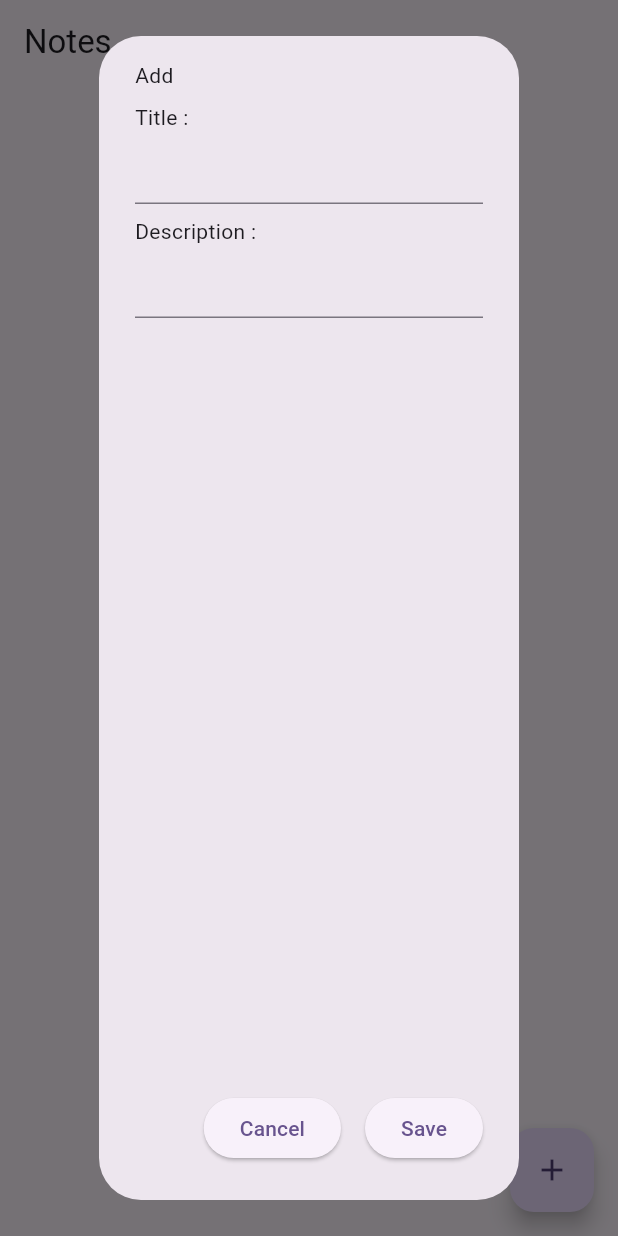
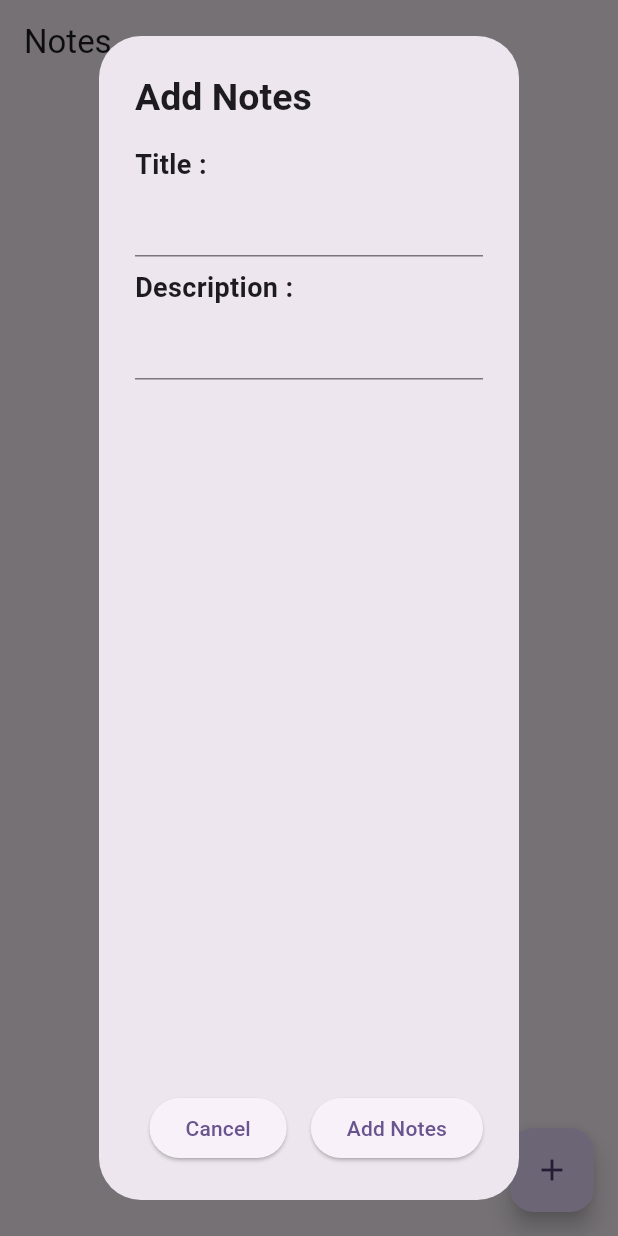
Before and after one commit to kristfer/Notes_FIREBASE_PAB, a Flutter app: the screen it shows after launch, after a tap on the "add" icon, on a phone screen of 412 x 824 dp. Run offline on Flutter 3.47's test engine with Material 3 defaults, Android fonts, the phone set to English and light mode, and no system bars; our stand-ins replace cloud_firestore, firebase_core; accounts and stored records are empty.

Commit message:
03/05/2024 Update

```diff
--- /dev/null
+++ b/lib/widgets/note_dialog.dart
@@ -0,0 +1,94 @@
+import 'package:flutter/cupertino.dart';
+import 'package:flutter/foundation.dart';
+import 'package:flutter/material.dart';
+import 'package:flutter/widgets.dart';
+import 'package:notes/services/note_service.dart';
+
+class NoteDialog extends StatelessWidget {
+  final Map<String, dynamic>? note; //? = bisa null
+  final TextEditingController _titleController = TextEditingController();
+  final TextEditingController _descriptionController = TextEditingController();
+
+  NoteDialog({super.key, this.note}) {
+    //bisa bersifat null
+    if (note != null) {
+      _titleController.text = note!['Title'];
+      _descriptionController.text = note!['Description'];
+    }
+  }
+
+  @override
+  Widget build(BuildContext context) {
+    return AlertDialog(
+      title: Text(
+        note == null ? 'Add Notes' : 'Update Notes',
+        style: TextStyle(
+          fontWeight: FontWeight.bold,
+          fontSize: 25, // Sesuaikan dengan ukuran yang Anda inginkan
+        ),
+      ),
+      content: Column(
+        crossAxisAlignment: CrossAxisAlignment.start,
+        children: [
+          const Text(
+            'Title : ',
+            style: TextStyle(
+              fontWeight: FontWeight.bold,
+              fontSize: 18, // Sesuaikan dengan ukuran yang Anda inginkan
+            ),
+            textAlign: TextAlign.start,
+          ),
+          TextField(
+            controller: _titleController,
+            // decoration: InputDecoration(
+            //   hintText: document['Title'],
+            // ),
+          ),
+          const Padding(
+            padding: EdgeInsets.only(top: 8.0),
+            child: Text(
+              'Description : ',
+              style: TextStyle(
+                fontWeight: FontWeight.bold,
+                fontSize: 18, // Sesuaikan dengan ukuran yang Anda inginkan
+              ),
+              textAlign: TextAlign.start,
+            ),
+          ),
+          TextField(
+            controller: _descriptionController,
+            // decoration: InputDecoration(
+            //   hintText: document['Description'],
+            // ),
+          ),
+        ],
+      ),
+      actions: [
+        Padding(
+          padding: const EdgeInsets.symmetric(horizontal: 8.0),
+          child: ElevatedButton(
+              onPressed: () {
+                Navigator.of(context).pop(); //Pop untuk menutup
+              },
+              child: const Text('Cancel')),
+        ),
+        ElevatedButton(
+          onPressed: () {
+            if (note == null) {
+              NoteService.addNote(
+                      _titleController.text, _descriptionController.text)
+                  .whenComplete(() {
+                Navigator.of(context).pop();
+              });
+            } else {
+              NoteService.updateNote(note!['id'], _titleController.text,
+                      _descriptionController.text)
+                  .whenComplete(() => Navigator.of(context).pop());
+            }
+          },
+          child: Text(note == null ? 'Add Notes' : 'Update Notes'),
+        ),
+      ],
+    );
+  }
+}
--- a/pubspec.yaml
+++ b/pubspec.yaml
@@ -9,6 +9,7 @@ environment:
 dependencies:
   cloud_firestore: ^4.16.1
   firebase_core: ^2.30.0
+  firebase_storage: ^11.7.4
   flutter:
     sdk: flutter
 
```
Also changed, not shown: lib/screens/note_list_screen.dart (+3 -125 lines), pubspec.lock, 3 other files.
